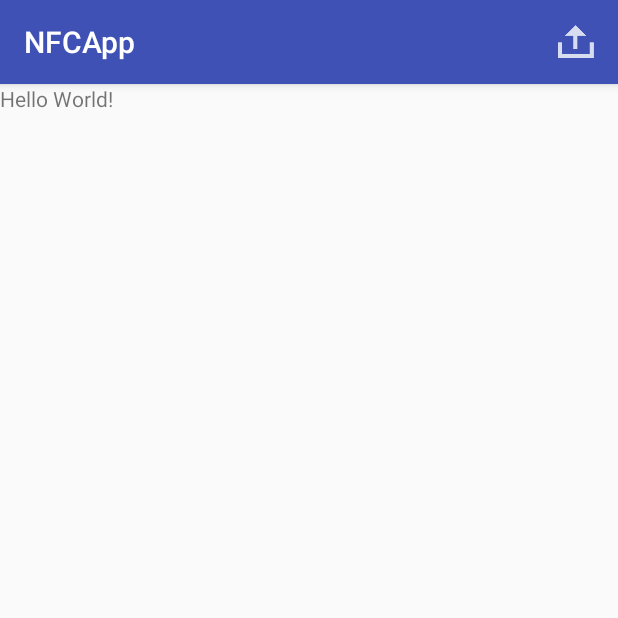
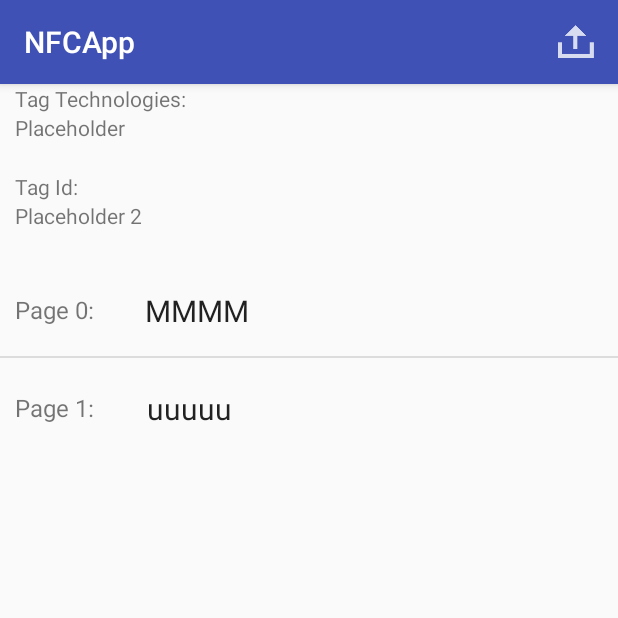
Before and after one commit to sinplo/NFCApp, an Android app: the screen it shows after launch (MainActivity), on a phone screen of 412 x 824 dp, the top half of it. Run offline under Robolectric (Android 15) with nearby library versions, the phone set to English and light mode, and no system bars; 1 statement that could not run was skipped.

Commit message:
Working on UI
Added custom ArrayAdapter, changed the UI

```diff
--- a/app/src/main/java/sinplo/nfcapp/MainActivity.java
+++ b/app/src/main/java/sinplo/nfcapp/MainActivity.java
@@ -15,11 +15,13 @@ import android.support.v7.app.AppCompatActivity;
 import android.util.Log;
 import android.view.Menu;
 import android.view.MenuItem;
+import android.widget.ListView;
 import android.widget.TextView;
 
 import java.util.ArrayList;
 import java.util.Arrays;
 
+import sinplo.nfcapp.util.CustomListAdapter;
 import sinplo.nfcapp.util.ReadNFCTagUtil;
 
 public class MainActivity extends AppCompatActivity {
@@ -29,18 +31,22 @@ public class MainActivity extends AppCompatActivity {
     private String[][] mtechList;
     PendingIntent pendingIntent;
     static final String DATA = "Data";
-    private static String tagData = "";
+//    private static String tagData = "";
+
+    private ListView mtagInfoListView;
+    private CustomListAdapter mCustomListAdapter;
+    private ArrayList<String> readTag;
 
     @Override
     protected void onRestoreInstanceState(Bundle savedInstanceState) {
         super.onRestoreInstanceState(savedInstanceState);
         String textm = savedInstanceState.getString(DATA);
-        this.text.setText(textm);
+//        this.text.setText(textm);
     }
 
     @Override
     public void onSaveInstanceState(Bundle outState) {
-        outState.putString(DATA, tagData);
+//        outState.putString(DATA, tagData);
 
         super.onSaveInstanceState(outState);
 
@@ -51,11 +57,20 @@ public class MainActivity extends AppCompatActivity {
     protected void onCreate(Bundle savedInstanceState) {
         super.onCreate(savedInstanceState);
         setContentView(R.layout.activity_main);
-        text = findViewById(R.id.textViee);
-        if (savedInstanceState != null) {
-            //  Log.e("dkjfkdfjdkf", savedInstanceState.getString(DATA));
-            text.setText(savedInstanceState.getString(DATA));
-        }
+//        text = findViewById(R.id.textViee);
+//        if (savedInstanceState != null) {
+//            //  Log.e("dkjfkdfjdkf", savedInstanceState.getString(DATA));
+//            text.setText(savedInstanceState.getString(DATA));
+//        }
+
+        readTag = new ArrayList<>();
+        readTag.add("MMMM");
+        readTag.add("uuuuu");
+        mtagInfoListView = findViewById(R.id.listview_tag);
+        mCustomListAdapter = new CustomListAdapter(this, readTag);
+        mtagInfoListView.setAdapter(mCustomListAdapter);
+
+        Log.e("customAdapter: ", mCustomListAdapter.getItem(0));
 
         //forcing mainActivity to be on top
         //  getIntent().setFlags(Intent.FLAG_ACTIVITY_REORDER_TO_FRONT);
@@ -106,18 +121,36 @@ public class MainActivity extends AppCompatActivity {
 
         String[] techList = tag.getTechList();
 
+
         Boolean containsMifareUltralightTech = Arrays.toString(techList).contains(MifareUltralight.class.getName());
         Boolean containsNfcA = Arrays.toString(techList).contains(NfcA.class.getName());
         if (containsMifareUltralightTech) {
             MifareUltralight mifare = MifareUltralight.get(tag);
             if (mifare != null) {
                 ArrayList<Byte> result = ReadNFCTagUtil.readMifareUltralightTag(tag);
-                ReadNFCTagUtil.setTextView(result, text);
+                readTag.clear();
+                readTag.addAll(ReadNFCTagUtil.reformatByteStringArray(result));
+//                ReadNFCTagUtil.setTextView(result, text);
             }
         } else if (containsNfcA) {
             ArrayList<Byte> result = ReadNFCTagUtil.readNfcATag(tag);
-            ReadNFCTagUtil.setTextView(result, text);
+//            ReadNFCTagUtil.setTextView(result, text);
+            readTag.clear();
+            readTag.addAll(ReadNFCTagUtil.reformatByteStringArray(result));
         }
+
+
+
+        for(String s: readTag){
+//            mCustomListAdapter.add(s);
+            Log.e("MMMMM", s);
+        }
+//       mCustomListAdapter= new CustomListAdapter(this, readTag);
+//        mCustomListAdapter.addAll(readTag);
+
+
+        mCustomListAdapter.notifyDataSetChanged();
+      //  Log.e("customAdapter: ", mCustomListAdapter.getItem(0));
 
     }
 
--- /dev/null
+++ b/app/src/main/java/sinplo/nfcapp/util/CustomListAdapter.java
@@ -0,0 +1,53 @@
+package sinplo.nfcapp.util;
+
+import android.content.Context;
+import android.support.annotation.NonNull;
+import android.support.annotation.Nullable;
+import android.view.LayoutInflater;
+import android.view.View;
+import android.view.ViewGroup;
+import android.widget.ArrayAdapter;
+import android.widget.EditText;
+import android.widget.TextView;
+
+import java.util.ArrayList;
+import java.util.List;
+
+import sinplo.nfcapp.R;
+
+/**
+ * Created by Sintija on 2/2/2018.
+ */
+
+public class CustomListAdapter extends ArrayAdapter<String> {
+    private ArrayList<String> mpageContentList;
+    private Context mContext;
+
+
+    public CustomListAdapter(@NonNull Context context, @NonNull List<String> objects) {
+        super(context, 0, objects);
+        mContext = context;
+        mpageContentList = (ArrayList<String>) objects;
+    }
+
+
+
+
+    @NonNull
+    @Override
+    public View getView(int position, @Nullable View convertView, @NonNull ViewGroup parent) {
+        View listItemView = convertView;
+        if(listItemView == null){
+            listItemView = LayoutInflater.from(mContext).inflate(R.layout.list_item_page, parent, false);
+        }
+
+        TextView pageNumber = (TextView) listItemView.findViewById(R.id.txt_page);
+        pageNumber.setText("Page " + position +":");
+
+        EditText hexCodeText = (EditText) listItemView.findViewById(R.id.edit_hex_code);
+        hexCodeText.setText(mpageContentList.get(position));
+
+        return listItemView;
+    }
+
+}
--- /dev/null
+++ b/app/src/main/res/drawable/ic_icon_check.xml
@@ -0,0 +1,4 @@
+<vector android:height="50dp" android:viewportHeight="50.0"
+    android:viewportWidth="50.0" android:width="50dp" xmlns:android="http://schemas.android.com/apk/res/android">
+    <path android:fillColor="#15D3FF" android:pathData="M41.87,18.75c-0.04,0.65 -0.14,1.24 -0.21,1.86l-0.31,1.77c-0.09,0.6 -0.24,1.15 -0.36,1.72l-0.42,1.66c-0.08,0.26 -0.32,0.38 -0.53,0.51c-0.21,0.14 -0.36,0.33 -0.54,0.5l-1.04,1.04l-2.08,2.08l-8.31,8.31l-2.83,2.83l-2.83,-2.83l-8.31,-8.31l-2.08,-2.08l-1.04,-1.04c-0.18,-0.17 -0.33,-0.36 -0.53,-0.5c-0.21,-0.14 -0.45,-0.24 -0.5,-0.53c-0.28,-1.11 -0.55,-2.22 -0.77,-3.39l-0.32,-1.76c-0.08,-0.61 -0.18,-1.2 -0.24,-1.84c0.64,0.05 1.22,0.16 1.84,0.24l1.76,0.32c1.17,0.22 2.28,0.49 3.39,0.77c0.29,0.06 0.4,0.29 0.53,0.5c0.14,0.2 0.34,0.35 0.5,0.53l1.04,1.04l2.08,2.31L28.08,33h-5.66l8.31,-8.54l2.08,-2.19l1.04,-1.1c0.17,-0.18 0.36,-0.36 0.5,-0.57c0.14,-0.21 0.25,-0.46 0.51,-0.54l1.66,-0.42c0.57,-0.12 1.12,-0.27 1.72,-0.36l1.77,-0.31C40.63,18.9 41.22,18.79 41.87,18.75z"/>
+</vector>
--- a/app/src/main/res/layout/activity_main.xml
+++ b/app/src/main/res/layout/activity_main.xml
@@ -1,24 +1,60 @@
 <?xml version="1.0" encoding="utf-8"?>
-<android.support.constraint.ConstraintLayout xmlns:android="http://schemas.android.com/apk/res/android"
+<LinearLayout xmlns:android="http://schemas.android.com/apk/res/android"
     xmlns:app="http://schemas.android.com/apk/res-auto"
     xmlns:tools="http://schemas.android.com/tools"
     android:layout_width="match_parent"
     android:layout_height="match_parent"
-    tools:context="sinplo.nfcapp.MainActivity">
-    <android.support.v4.widget.NestedScrollView
+    tools:context="sinplo.nfcapp.MainActivity"
+    android:orientation="vertical">
+    <LinearLayout
         android:layout_width="match_parent"
-        android:layout_height="match_parent">
+        android:layout_height="wrap_content"
+        android:orientation="vertical"
+        android:paddingLeft="10dp">
         <TextView
-            android:id="@+id/textViee"
-            android:layout_width="wrap_content"
+            android:layout_width="match_parent"
             android:layout_height="wrap_content"
-            android:text="Hello World!"
+            android:id="@+id/txt_tag_tech_label"
 
-            app:layout_constraintBottom_toBottomOf="parent"
-            app:layout_constraintLeft_toLeftOf="parent"
-            app:layout_constraintRight_toRightOf="parent"
-            app:layout_constraintTop_toTopOf="parent" />
-    </android.support.v4.widget.NestedScrollView>
+            android:text="Tag Technologies:"/>
+        <TextView
+            android:layout_width="match_parent"
+            android:layout_height="wrap_content"
+            android:id="@+id/txt_tag_techs"
+            android:text="Placeholder"/>
+        <TextView
+            android:layout_width="match_parent"
+            android:layout_height="wrap_content"
+            android:id="@+id/txt_tag_id_label"
+            android:text="Tag Id:"
+            android:paddingTop="20dp"/>
+        <TextView
+            android:layout_width="match_parent"
+            android:layout_height="wrap_content"
+            android:id="@+id/txt_tag_id"
+            android:text="Placeholder 2"/>
+    </LinearLayout>
 
 
-</android.support.constraint.ConstraintLayout>
+<LinearLayout
+    android:layout_width="match_parent"
+    android:layout_height="wrap_content"
+    android:orientation="vertical"
+    android:paddingTop="20dp">
+
+    <ListView
+
+        android:id="@+id/listview_tag"
+        android:layout_width="match_parent"
+        android:layout_height="match_parent"/>
+</LinearLayout>
+
+
+
+
+
+
+
+
+
+</LinearLayout>
--- /dev/null
+++ b/app/src/main/res/layout/list_item_page.xml
@@ -0,0 +1,64 @@
+<?xml version="1.0" encoding="utf-8"?>
+<LinearLayout
+    xmlns:android="http://schemas.android.com/apk/res/android" android:layout_width="match_parent"
+    android:layout_height="wrap_content"
+    android:minHeight="?android:attr/listPreferredItemHeight"
+    >
+    <LinearLayout
+        android:layout_width="match_parent"
+        android:layout_height="match_parent"
+        android:orientation="horizontal"
+        android:paddingLeft="10dp">
+        <TextView
+            android:layout_width="wrap_content"
+            android:layout_height="match_parent"
+            android:text="Page 1:"
+            android:paddingTop="22dp"
+            android:gravity="left"
+            android:layout_weight="1"
+            android:textSize="16sp"
+            android:id="@+id/txt_page"/>
+
+        <EditText
+            android:layout_width="wrap_content"
+            android:layout_height="match_parent"
+            android:paddingTop="20dp"
+            android:paddingLeft="10dp"
+            android:text="AB56OPQE"
+            android:layout_weight="8"
+            android:gravity="left"
+            android:textSize="20sp"
+
+            android:textIsSelectable="false"
+            android:inputType="none"
+            android:clickable="false"
+            android:focusable="false"
+            android:cursorVisible="false"
+
+            android:background="@android:color/transparent"
+            android:id="@+id/edit_hex_code"
+            />
+        <!--<TextView-->
+            <!--android:paddingTop="20dp"-->
+            <!--android:paddingLeft="10dp"-->
+            <!--android:layout_width="wrap_content"-->
+            <!--android:layout_height="match_parent"-->
+            <!--android:text="AB56OPQE"-->
+            <!--android:layout_weight="8"-->
+            <!--android:gravity="left"-->
+            <!--android:textSize="20sp"-->
+            <!--/>-->
+        <ImageButton
+            android:layout_marginTop="6dp"
+            android:layout_marginRight="0dp"
+            android:layout_width="wrap_content"
+            android:layout_height="wrap_content"
+            android:background="@drawable/ic_icon_check"
+            android:visibility="invisible"
+            android:onClick="listItemFinishedEditing"
+
+           />
+
+    </LinearLayout>
+
+</LinearLayout>
```
Also changed, not shown: app/src/main/java/sinplo/nfcapp/util/ReadNFCTagUtil.java (+26 -2 lines), app/src/main/res/layout/list_item_info.xml (added, +36 -0 lines).
